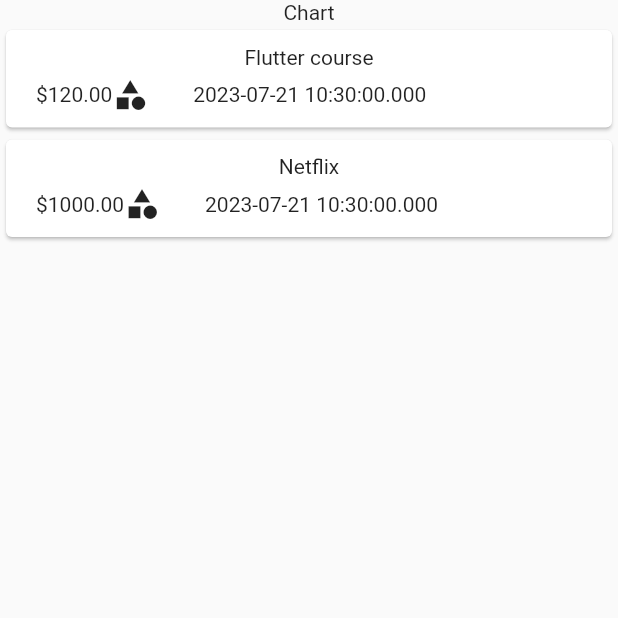
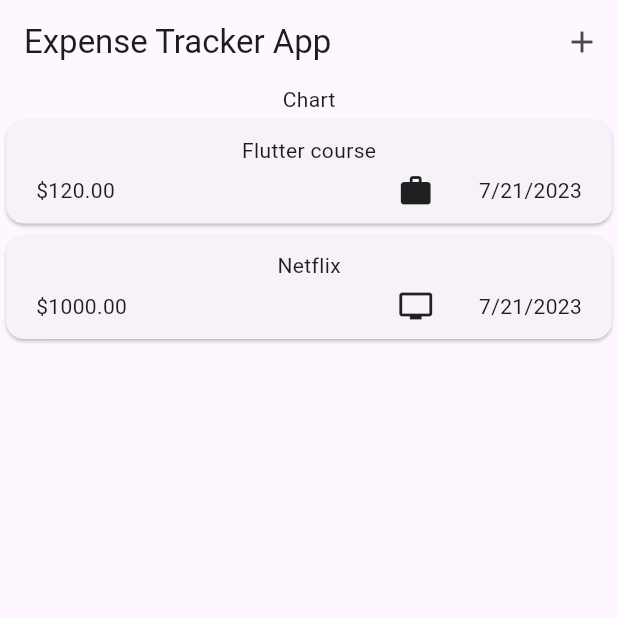
Before and after one commit to Prabhat8991/FlutterExpenseTracker, a Flutter app: the screen it shows after launch, on a phone screen of 412 x 824 dp, the top half of it. Run offline on Flutter 3.47's test engine with Material 2 defaults, Android fonts, the phone set to English and light mode, and no system bars.

Commit message:
add appbar

```diff
--- a/lib/data/expense.dart
+++ b/lib/data/expense.dart
@@ -1,8 +1,19 @@
+import 'package:flutter/material.dart';
 import 'package:uuid/uuid.dart';
+import 'package:intl/intl.dart';
 
 const uuid = Uuid();
 
+DateFormat formatter = DateFormat.yMd();
+
 enum Category { food, travel, leisure, work }
+
+const categoryIcons = {
+  Category.food: Icons.fastfood,
+  Category.travel: Icons.flight_takeoff,
+  Category.leisure: Icons.tv,
+  Category.work: Icons.work
+};
 
 class Expense {
   Expense(
@@ -17,4 +28,8 @@ class Expense {
   final double amount;
   final DateTime date;
   final Category category;
+
+  String get formattedDate {
+    return formatter.format(date);
+  }
 }
--- a/lib/expense_item.dart
+++ b/lib/expense_item.dart
@@ -2,7 +2,6 @@ import 'package:expense_tracker/data/expense.dart';
 import 'package:flutter/material.dart';
 
 class ExpenseItem extends StatelessWidget {
-
   const ExpenseItem({required this.expense, super.key});
 
   final Expense expense;
@@ -17,17 +16,17 @@ class ExpenseItem extends StatelessWidget {
                 Text(expense.title),
                 const SizedBox(height: 5),
                 Row(
-              children:[
+                  children: [
                     Text('\$${expense.amount.toStringAsFixed(2)}'),
-                const Icon(Icons.category),
+                    const Spacer(),
+                    Row(children: [
+                      Icon(categoryIcons[expense.category]),
                       const SizedBox(width: 30),
-                Text(expense.date.toString())
+                      Text(expense.formattedDate.toString())
+                    ])
                   ],
-
                 )
               ],
-        )
-       )
-    );
+            )));
   }
 }
--- a/lib/expenses.dart
+++ b/lib/expenses.dart
@@ -28,6 +28,15 @@ class _ExpensesState extends State<Expenses> {
   @override
   Widget build(BuildContext context) {
     return Scaffold(
+        appBar: AppBar(
+          title: const Text("Expense Tracker App"),
+          actions: [
+            IconButton(
+              onPressed: (){},
+              icon: const Icon(Icons.add),
+            )
+          ],
+        ),
         body: Column(children: [
       const Text("Chart"),
       Expanded(child: ExpenseList(expenses: _requiredExpenseList))
--- a/lib/main.dart
+++ b/lib/main.dart
@@ -2,5 +2,7 @@ import 'package:expense_tracker/expenses.dart';
 import 'package:flutter/material.dart';
 
 void main() {
-  runApp(MaterialApp(home: Expenses(),));
+  runApp(MaterialApp(
+    theme: ThemeData(useMaterial3: true),
+    home: Expenses(),));
 }
--- a/pubspec.yaml
+++ b/pubspec.yaml
@@ -36,6 +36,7 @@ dependencies:
   # Use with the CupertinoIcons class for iOS style icons.
   cupertino_icons: ^1.0.2
   uuid: ^3.0.7
+  intl: ^0.18.1
 
 dev_dependencies:
   flutter_test:
```
Also changed, not shown: pubspec.lock. Lines whose indentation alone changed are shown as unchanged.
